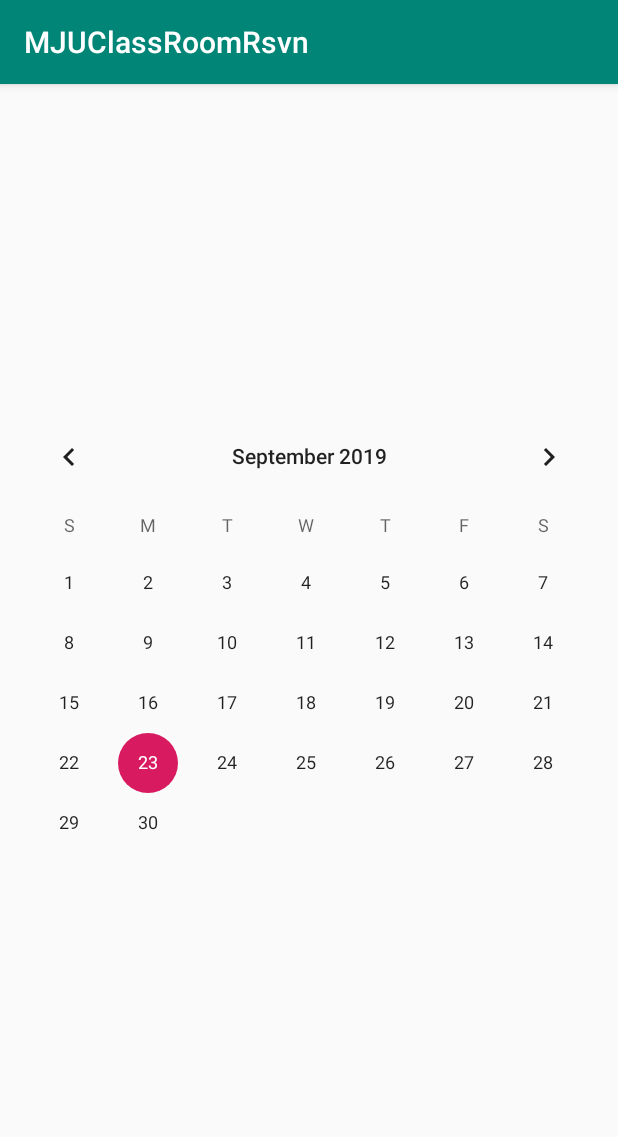
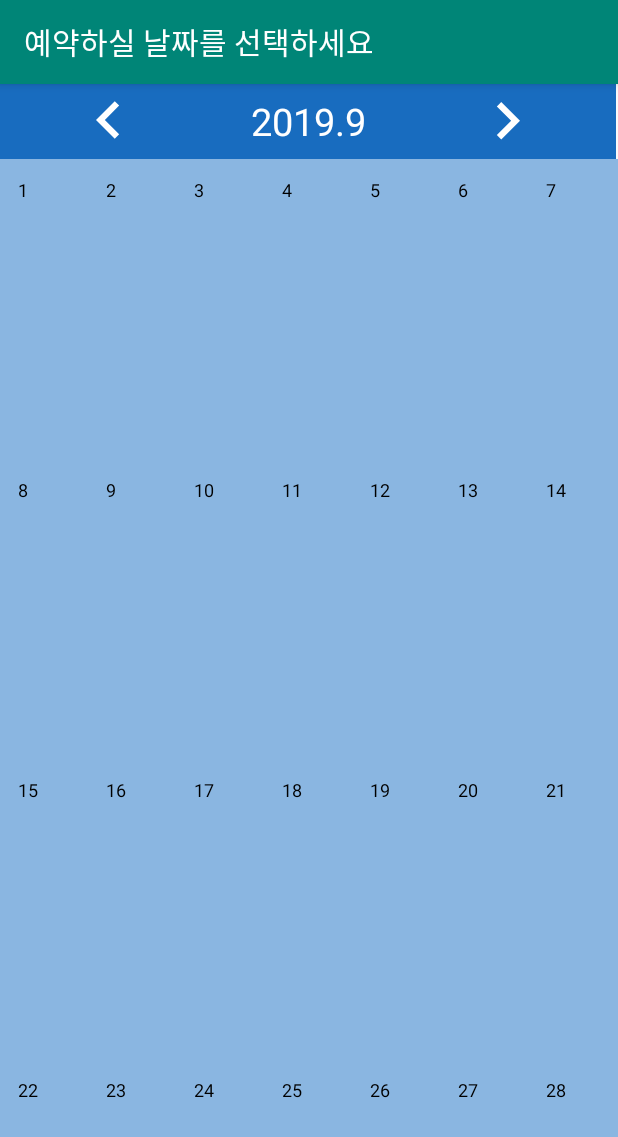
Before and after one commit to 13circle/MJUClassRoomRsvn, an Android app: the screen it shows after launch (CalendarActivity), on a phone screen of 412 x 824 dp. Shown: the top 1137 px of the screen. Run offline under Robolectric (Android 15) with nearby library versions, the phone set to English and light mode, and no system bars.

Commit message:
Calendar Prototype - 1

```diff
--- a/app/src/main/java/com/example/mjuclassroomrsvn/CalendarActivity.java
+++ b/app/src/main/java/com/example/mjuclassroomrsvn/CalendarActivity.java
@@ -1,56 +1,136 @@
 package com.example.mjuclassroomrsvn;
 
 import android.content.Intent;
+import android.graphics.Color;
+import android.graphics.PorterDuff;
+import android.graphics.Typeface;
 import android.os.Bundle;
+import android.view.Gravity;
+import android.view.MotionEvent;
+import android.view.View;
 import android.widget.CalendarView;
+import android.widget.ImageButton;
+import android.widget.ImageView;
+import android.widget.LinearLayout;
+import android.widget.TableLayout;
+import android.widget.TableRow;
+import android.widget.TextView;
 import android.widget.Toast;
 
 import androidx.annotation.NonNull;
 import androidx.appcompat.app.AppCompatActivity;
 
+import org.w3c.dom.Text;
+
 import java.util.Calendar;
 
 public class CalendarActivity extends AppCompatActivity {
 
-    CalendarView calendarView;
+    TableLayout calendarTable;
+    TableLayout.LayoutParams tableRowParams;
+    TableRow tableRow;
+    TextView monthBanner;
+    ImageView arrowLeft, arrowRight;
+
+    static int row, column;
+    static boolean isClicked;
 
     @Override
     protected void onCreate(Bundle savedInstanceState) {
         super.onCreate(savedInstanceState);
         setContentView(R.layout.activity_calendar);
 
-        calendarView = findViewById(R.id.calendarView);
-        calendarView.setOnDateChangeListener(new CalendarView.OnDateChangeListener() {
+        this.setTitle("예약하실 날짜를 선택하세요");
+
+        calendarTable = findViewById(R.id.calendarTable);
+        tableRowParams = new TableLayout.LayoutParams(
+                TableLayout.LayoutParams.MATCH_PARENT,
+                TableLayout.LayoutParams.WRAP_CONTENT);
+        monthBanner = findViewById(R.id.monthBanner);
+
+        arrowLeft = findViewById(R.id.arrowLeft);
+        arrowLeft.setOnTouchListener(new View.OnTouchListener() {
             @Override
-            public void onSelectedDayChange(@NonNull CalendarView view, int year, int month, int dayOfMonth) {
-
-                Calendar calendar = Calendar.getInstance();
-                calendar.set(year, month, dayOfMonth);
-                int dayOfWeek = calendar.get(Calendar.DAY_OF_WEEK);
-                switch(dayOfWeek) {
-                    case Calendar.SATURDAY:
-                    case Calendar.SUNDAY:
-                        Toast.makeText(getApplicationContext(), "주말은 예약하실 수 없습니다!", Toast.LENGTH_SHORT).show();
-                        return;
-                    default: break;
-                }
-
-                /* @TODO : Move to [RESERVATION_CLASS] as below:
-                Intent intent = new Intent(getApplicationContext(), [RESERVATION_CLASS].class);
-                intent.putExtra("year", year);
-                intent.putExtra("month", month + 1);
-                intent.putExtra("dayOfMonth", dayOfMonth);
-                startActivity(intent);
-                 */
-
-                /* @TODO : [RESERVATION_CLASS] must receive data as below:
-                * Intent intent = getIntent();
-                * int year = intent.getExtras().getInt("year");
-                * int month = intent.getExtras().getInt("month");
-                * int dayOfMonth = intent.getExtras().getInt("dayOfMonth");
-                * */
-
+            public boolean onTouch(View v, MotionEvent event) {
+                v.setSelected(event.getAction()==MotionEvent.ACTION_DOWN);
+                Calendar cal = Calendar.getInstance();
+                String[] yrMth = ((String)monthBanner.getText()).split(".");
+                cal.set(Calendar.YEAR, Integer.valueOf(yrMth[0]));
+                cal.set(Calendar.MONTH, Integer.valueOf(yrMth[1]));
+                cal.add(Calendar.MONTH, -1);
+                setMonthCalendar(cal);
+                return true;
             }
         });
+        arrowRight = findViewById(R.id.arrowRight);
+        arrowRight.setOnTouchListener(new View.OnTouchListener() {
+            @Override
+            public boolean onTouch(View v, MotionEvent event) {
+                v.setSelected(event.getAction()==MotionEvent.ACTION_DOWN);
+                Calendar cal = Calendar.getInstance();
+                cal.add(Calendar.MONTH, 1);
+                setMonthCalendar(cal);
+                return true;
+            }
+        });
+
+        setMonthCalendar(Calendar.getInstance());
+
+    }
+
+    private void setMonthCalendar(Calendar cal) {
+        int i, j, d, dMax, yr, mth; isClicked = false;
+
+        calendarTable.removeAllViews();
+
+        yr = cal.get(Calendar.YEAR);
+        mth = cal.get(Calendar.MONTH);
+        monthBanner.setText(yr + "." + (mth + 1));
+        Toast.makeText(getApplicationContext(), cal.get(Calendar.YEAR) + "/" + cal.get(Calendar.MONTH), Toast.LENGTH_SHORT).show();
+        dMax = cal.getActualMaximum(Calendar.DAY_OF_MONTH);
+        cal.set(Calendar.DAY_OF_MONTH, 1);
+        j = cal.get(Calendar.DAY_OF_WEEK) - 1;
+        for(i = 0, d = 1; i < 5; i++) {
+            tableRow = new TableRow(this);
+            tableRow.setLayoutParams(tableRowParams);
+            if(i != 0 || ((j == 0) && (i == 0)))  for(j = 0; j < 7 && d <= dMax; tableRow.addView(getTextView(d++, i, j), j++));
+            else {
+                for(int t = 0; t < j; tableRow.addView(getTextView(0, i, t), t++));
+                while(j < 7) tableRow.addView(getTextView(d++, i, j), j++);
+            }
+            calendarTable.addView(tableRow, i);
+        }
+
+    }
+
+    private TextView getTextView(int d, final int i, final int j) {
+
+        final TextView tv = new TextView(this);
+        tv.setLayoutParams(new TableRow.LayoutParams(TableRow.LayoutParams.WRAP_CONTENT, TableRow.LayoutParams.WRAP_CONTENT));
+        tv.setTextColor(getResources().getColor(android.R.color.black));
+        tv.setPadding(18, 18, 18, 18);
+        tv.setTextSize(12);
+        tv.setTextAlignment(View.TEXT_ALIGNMENT_TEXT_START);
+        tv.setHeight(300);
+        tv.setText(String.valueOf((d > 0) ? d : ""));
+        if(d > 0) {
+            tv.setOnClickListener(new View.OnClickListener() {
+                @Override
+                public void onClick(View v) {
+                    tv.setBackgroundColor(Color.rgb(175, 177, 179));
+                    tv.setTypeface(Typeface.DEFAULT_BOLD);
+                    if(isClicked) {
+                        TableRow tr = (TableRow) calendarTable.getChildAt(row);
+                        TextView td = (TextView) tr.getChildAt(column);
+                        td.setBackgroundColor(Color.rgb(138, 182, 225));
+                        td.setTypeface(Typeface.DEFAULT);
+                        if((row == i) && (column == j)) isClicked = false;
+                    } else isClicked = true;
+                    row = i; column = j;
+                }
+            });
+        }
+        return tv;
+
     }
 }
--- /dev/null
+++ b/app/src/main/res/drawable/arrow_left_default.xml
@@ -0,0 +1,5 @@
+<vector android:height="24dp" android:tint="#FFFFFF"
+    android:viewportHeight="24.0" android:viewportWidth="24.0"
+    android:width="24dp" xmlns:android="http://schemas.android.com/apk/res/android">
+    <path android:fillColor="#FF000000" android:pathData="M15.41,16.09l-4.58,-4.59 4.58,-4.59L14,5.5l-6,6 6,6z"/>
+</vector>
--- /dev/null
+++ b/app/src/main/res/drawable/arrow_left_pressed.xml
@@ -0,0 +1,9 @@
+<vector xmlns:android="http://schemas.android.com/apk/res/android"
+        android:width="24dp"
+        android:height="24dp"
+        android:viewportWidth="24.0"
+        android:viewportHeight="24.0">
+    <path
+        android:fillColor="#FF000000"
+        android:pathData="M15.41,16.09l-4.58,-4.59 4.58,-4.59L14,5.5l-6,6 6,6z"/>
+</vector>
--- /dev/null
+++ b/app/src/main/res/drawable/arrow_left_selector.xml
@@ -0,0 +1,7 @@
+<?xml version="1.0" encoding="utf-8"?>
+<selector xmlns:android="http://schemas.android.com/apk/res/android">
+    <item android:state_selected="true"
+        android:drawable="@drawable/arrow_left_pressed"/>
+    <item android:state_selected="false"
+        android:drawable="@drawable/arrow_left_default"/>
+</selector>
--- /dev/null
+++ b/app/src/main/res/drawable/arrow_right_default.xml
@@ -0,0 +1,5 @@
+<vector android:height="24dp" android:tint="#FFFFFF"
+    android:viewportHeight="24.0" android:viewportWidth="24.0"
+    android:width="24dp" xmlns:android="http://schemas.android.com/apk/res/android">
+    <path android:fillColor="#FF000000" android:pathData="M8.59,16.34l4.58,-4.59 -4.58,-4.59L10,5.75l6,6 -6,6z"/>
+</vector>
--- /dev/null
+++ b/app/src/main/res/drawable/arrow_right_pressed.xml
@@ -0,0 +1,9 @@
+<vector xmlns:android="http://schemas.android.com/apk/res/android"
+        android:width="24dp"
+        android:height="24dp"
+        android:viewportWidth="24.0"
+        android:viewportHeight="24.0">
+    <path
+        android:fillColor="#FF000000"
+        android:pathData="M8.59,16.34l4.58,-4.59 -4.58,-4.59L10,5.75l6,6 -6,6z"/>
+</vector>
--- /dev/null
+++ b/app/src/main/res/drawable/arrow_right_selector.xml
@@ -0,0 +1,7 @@
+<?xml version="1.0" encoding="utf-8"?>
+<selector xmlns:android="http://schemas.android.com/apk/res/android">
+    <item android:state_selected="true"
+        android:drawable="@drawable/arrow_right_pressed"/>
+    <item android:state_selected="false"
+        android:drawable="@drawable/arrow_right_default"/>
+</selector>
--- a/app/src/main/res/layout/activity_calendar.xml
+++ b/app/src/main/res/layout/activity_calendar.xml
@@ -1,12 +1,55 @@
 <?xml version="1.0" encoding="utf-8"?>
 <LinearLayout xmlns:android="http://schemas.android.com/apk/res/android"
+    xmlns:app="http://schemas.android.com/apk/res-auto"
     android:layout_width="match_parent"
     android:layout_height="match_parent"
     android:gravity="center"
     android:orientation="vertical">
 
-    <CalendarView
-        android:id="@+id/calendarView"
+    <TableLayout
         android:layout_width="match_parent"
-        android:layout_height="wrap_content" />
+        android:layout_height="wrap_content"
+        android:stretchColumns="*"
+        android:shrinkColumns="*">
+
+        <TableRow
+            android:layout_width="wrap_content"
+            android:layout_height="wrap_content">
+
+            <ImageView
+                android:id="@+id/arrowLeft"
+                android:layout_width="100dp"
+                android:layout_height="50dp"
+                app:srcCompat="@drawable/arrow_left_selector"
+                android:background="@color/monthBannerColor"/>
+
+            <TextView
+                android:id="@+id/monthBanner"
+                android:layout_width="wrap_content"
+                android:layout_height="50dp"
+                android:background="@color/monthBannerColor"
+                android:gravity="center"
+                android:textColor="#fff"
+                android:textSize="25sp"></TextView>
+
+            <ImageView
+                android:id="@+id/arrowRight"
+                android:layout_width="100dp"
+                android:layout_height="50dp"
+                app:srcCompat="@drawable/arrow_right_selector"
+                android:background="@color/monthBannerColor"/>
+
+        </TableRow>
+
+    </TableLayout>
+
+    <TableLayout
+        android:id="@+id/calendarTable"
+        android:layout_width="match_parent"
+        android:layout_height="wrap_content"
+        android:background="#8AB6E1"
+        android:stretchColumns="*">
+
+    </TableLayout>
+
 </LinearLayout>
--- a/app/src/main/res/values/colors.xml
+++ b/app/src/main/res/values/colors.xml
@@ -3,4 +3,5 @@
     <color name="colorPrimary">#008577</color>
     <color name="colorPrimaryDark">#00574B</color>
     <color name="colorAccent">#D81B60</color>
+    <color name="monthBannerColor">#186CBF</color>
 </resources>
```
Also changed, not shown: 244 other files.
